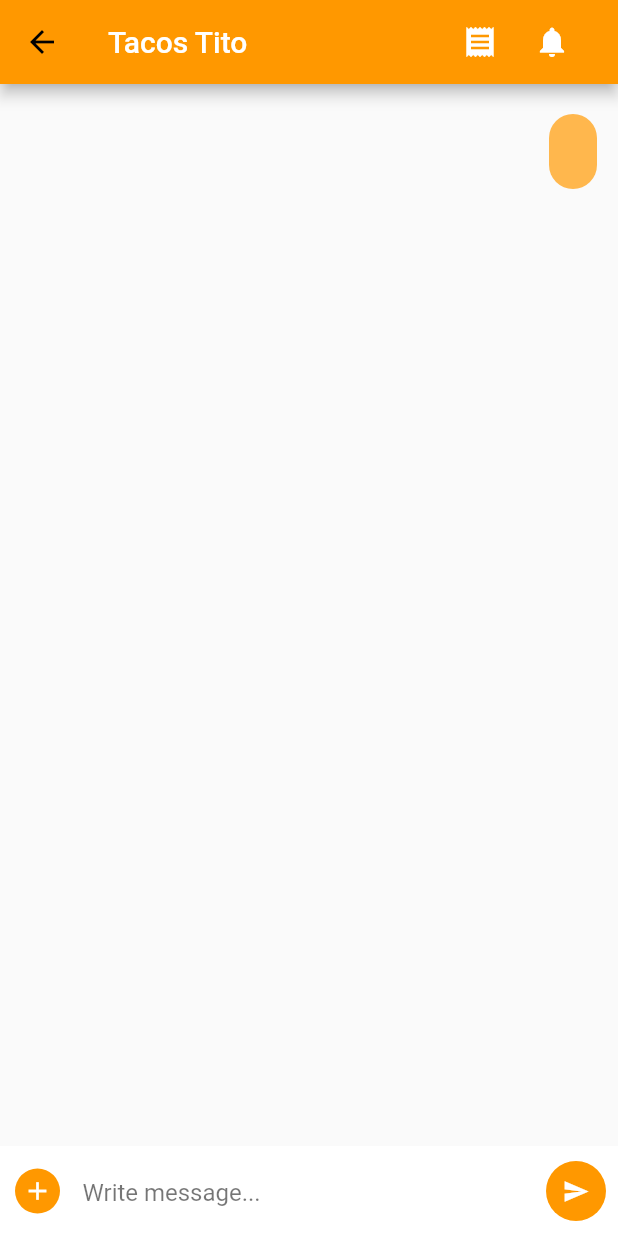
After one commit to rsalasv/Tacos-Tito, a Flutter app: the Chat screen opened directly, after a tap on the "send" icon, on a phone screen of 412 x 824 dp. The commit adds this screen. Run offline on Flutter 3.47's test engine with Material 2 defaults, Android fonts, the light colour scheme and no system bars.

Commit message:
Vista de chat añadida

```diff
--- /dev/null
+++ b/tacos_tito/lib/models/chatMessageModel.dart
@@ -0,0 +1,7 @@
+import 'package:flutter/material.dart';
+
+class ChatMessage{
+  String? messageContent;
+  String? messageType;
+  ChatMessage({@required this.messageContent, @required this.messageType});
+}
--- a/tacos_tito/lib/views/all_views.dart
+++ b/tacos_tito/lib/views/all_views.dart
@@ -4,4 +4,5 @@ export 'pending_orders.dart';
 export 'search_order.dart';
 export 'home_page.dart';
 export 'signin.dart';
+export 'chat.dart';
 //ADD ALL VIEWS HERE FOR EASIER EXPORTING TO MAIN
--- /dev/null
+++ b/tacos_tito/lib/views/chat.dart
@@ -0,0 +1,120 @@
+import 'package:flutter/material.dart';
+import 'package:tacos_tito/models/chatMessageModel.dart';
+
+class Chat extends StatefulWidget {
+  @override
+  _ChatState createState() => _ChatState();
+}
+
+class _ChatState extends State<Chat> {
+  final myController = TextEditingController();
+  List<ChatMessage> _messages = [];
+
+  @override
+  Widget build(BuildContext context) {
+    return Scaffold(
+      appBar: AppBar(
+        title: Text("Tacos Tito", style: TextStyle(color: Colors.white,)),
+        actions: <Widget>[
+          IconButton(
+            icon: Icon(
+              Icons.receipt,
+              color: Colors.white,
+            ),
+            onPressed: (){},
+          ),
+          IconButton(
+            icon: Icon(
+              Icons.notifications,
+              color: Colors.white,
+            ),
+            onPressed: (){},
+          ),
+          SizedBox(width: 20,)
+        ]
+      ),
+      body: Stack(
+        children: <Widget>[
+          ListView.builder(
+
+            itemCount: _messages.length,
+            shrinkWrap: true,
+            padding: EdgeInsets.only(top: 10,bottom: 10),
+            //physics: NeverScrollableScrollPhysics(),
+            itemBuilder: (context, index){
+              return Container(
+                padding: EdgeInsets.only(left: 14,right: 14,top: 10,bottom: 10),
+                child: Align(
+                  alignment: (_messages[index].messageType == "receiver"?Alignment.topLeft:Alignment.topRight),
+                  child: Container(
+                    decoration: BoxDecoration(
+                      borderRadius: BorderRadius.circular(20),
+                      color: (_messages[index].messageType  == "receiver"?Colors.grey.shade200:Colors.orange[300]),
+                    ),
+                    padding: EdgeInsets.all(16),
+                    child: Text(_messages[index].messageContent!, style: TextStyle(fontSize: 15),),
+                  ),
+                ),
+              );
+            },
+          ),
+          SizedBox(height: 20),
+          Align(
+            alignment: Alignment.bottomLeft,
+            child: Container(
+              padding: EdgeInsets.only(left: 10,bottom: 10,top: 10),
+              height: 60,
+              width: double.infinity,
+              color: Colors.white,
+              child: Row(
+                children: <Widget>[
+                  GestureDetector(
+                    onTap: (){
+                    },
+                    child: Container(
+                      height: 30,
+                      width: 30,
+                      decoration: BoxDecoration(
+                        color: Colors.orange,
+                        borderRadius: BorderRadius.circular(30),
+                      ),
+                      child: Icon(Icons.add, color: Colors.white, size: 20, ),
+                    ),
+                  ),
+                  SizedBox(width: 15,),
+                  Expanded(
+                    child: TextField(
+                      decoration: InputDecoration(
+                        hintText: "Write message...",
+                        hintStyle: TextStyle(color: Colors.black54),
+                        border: InputBorder.none
+                      ),
+                      controller: myController,
+                    ),
+                  ),
+                  SizedBox(width: 15,),
+                  FloatingActionButton(
+                    onPressed: (){
+                      //TODO change message type depending on user or admin
+
+                      setState(() {
+                        _messages.add(ChatMessage(messageContent: myController.text, messageType: "sender"));
+                        myController.text = "";
+                      });
+
+
+                    },
+                    child: Icon(Icons.send,color: Colors.white,size: 18,),
+                    backgroundColor: Colors.orange,
+                    elevation: 0,
+                  ),
+                ],
+
+              ),
+            ),
+          ),
+        ],
+      ),
+    );
+  }
+}
--- a/tacos_tito/lib/views/pending_orders.dart
+++ b/tacos_tito/lib/views/pending_orders.dart
@@ -1,4 +1,5 @@
 import 'package:flutter/material.dart';
+import 'package:tacos_tito/views/all_views.dart';
 import '../widgets/all_widgets.dart';
 
 class PendingOrder extends StatefulWidget {
@@ -13,7 +14,7 @@ class _PendingOrderState extends State<PendingOrder> {
   Widget build(BuildContext context) {
     return Scaffold(
       appBar: AppBar(
-        title: Text("Tacos Tito"),
+        title: Text("Tacos Tito", style: TextStyle(color: Colors.white,)),
         leading: Icon(Icons.keyboard_backspace),
         actions: <Widget>[
           IconButton(
@@ -62,8 +63,13 @@ class _PendingOrderState extends State<PendingOrder> {
         ]
       ),
       floatingActionButton: new FloatingActionButton(
-            onPressed: (){},
-            child: Icon(Icons.chat),
+            onPressed: (){
+              Navigator.push(
+                      context,
+                      MaterialPageRoute(builder: (context) => Chat()),
+                    );
+            },
+            child: Icon(Icons.chat, color: Colors.white),
             tooltip: "Chat",
 
           )
```
